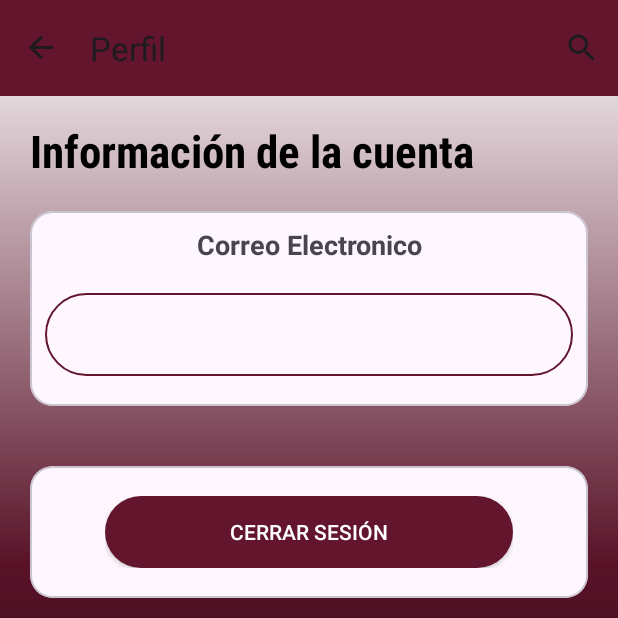
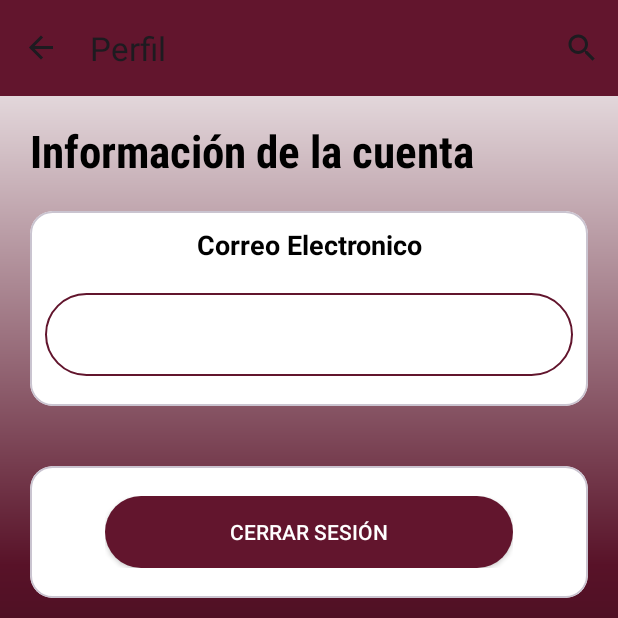
Before and after one commit to JonathanOlivares/Poli-Carrito, an Android app: the CuentaFragment screen opened through its navigation route, on a phone screen of 412 x 824 dp, the top half of it. Run offline under Robolectric (Android 15) with nearby library versions, the phone set to English and light mode, and no system bars; our stand-ins replace Firebase (no records; nobody signed in at launch, a user with empty details on screens opened directly), navigation-ui; 1 statement that could not run was skipped.

Commit message:
Commit 1.2

```diff
--- a/app/src/main/res/layout/activity_login.xml
+++ b/app/src/main/res/layout/activity_login.xml
@@ -73,6 +73,7 @@
                     android:layout_height="match_parent"
                     android:layout_margin="5dp"
                     android:elevation="8dp"
+                    android:backgroundTint="@color/white"
                     app:cardCornerRadius="15dp">
 
                     <RelativeLayout
@@ -184,6 +185,7 @@
                     android:layout_height="match_parent"
                     android:layout_margin="5dp"
                     android:elevation="8dp"
+                    android:backgroundTint="@color/white"
                     app:cardCornerRadius="15dp">
 
                     <RelativeLayout
@@ -207,6 +209,7 @@
                                 android:background="@drawable/ic_buttom_text"
                                 android:paddingLeft="64dp"
                                 android:paddingRight="64dp"
+                                android:backgroundTint="@color/white"
                                 android:text="@string/activity_login_04"
                                 android:textColor="#000000" />
 
--- a/app/src/main/res/layout/activity_productos.xml
+++ b/app/src/main/res/layout/activity_productos.xml
@@ -7,7 +7,7 @@
     android:id="@+id/LinearLayout_Base"
     android:layout_width="match_parent"
     android:layout_height="match_parent"
-    android:background="@drawable/background_gradient2"
+    android:background="@drawable/background_gradient"
     android:orientation="vertical">
 
     <ScrollView
@@ -32,6 +32,7 @@
                     android:layout_height="match_parent"
                     android:layout_margin="20dp"
                     android:elevation="8dp"
+                    android:backgroundTint="@color/white"
                     app:cardCornerRadius="15dp">
 
                     <RelativeLayout
--- a/app/src/main/res/layout/activity_singup.xml
+++ b/app/src/main/res/layout/activity_singup.xml
@@ -95,6 +95,7 @@
                     android:layout_height="match_parent"
                     android:layout_margin="5dp"
                     android:elevation="8dp"
+                    android:backgroundTint="@color/white"
                     app:cardCornerRadius="15dp">
 
                     <RelativeLayout
@@ -226,6 +227,7 @@
                     android:layout_width="match_parent"
                     android:layout_height="match_parent"
                     android:layout_margin="5dp"
+                    android:backgroundTint="@color/white"
                     android:elevation="8dp"
                     app:cardCornerRadius="15dp">
 
--- a/app/src/main/res/layout/fragment_cuenta.xml
+++ b/app/src/main/res/layout/fragment_cuenta.xml
@@ -78,7 +78,8 @@
                     android:layout_height="match_parent"
                     android:layout_margin="20dp"
                     android:elevation="8dp"
-                    app:cardCornerRadius="15dp">
+                    app:cardCornerRadius="15dp"
+                    android:backgroundTint="@color/white">
 
                     <RelativeLayout
                         android:layout_width="match_parent"
@@ -124,6 +125,7 @@
                                     android:layout_width="match_parent"
                                     android:layout_height="wrap_content"
                                     android:text="@string/fra_cuenta_Correo"
+                                    android:textColor="@color/black"
                                     android:textAlignment="center"
                                     android:textSize="18sp"
                                     android:textStyle="bold"
@@ -137,6 +139,7 @@
                                     android:paddingTop="15dp"
                                     android:paddingBottom="15dp"
                                     android:text=""
+                                    android:textColor="@color/black"
                                     android:textAlignment="center"
                                     android:textSize="18sp"
                                     android:textStyle="bold" />
@@ -160,7 +163,8 @@
                     android:layout_height="match_parent"
                     android:layout_margin="20dp"
                     android:elevation="8dp"
-                    app:cardCornerRadius="15dp">
+                    app:cardCornerRadius="15dp"
+                    android:backgroundTint="@color/white">
 
                     <RelativeLayout
                         android:layout_width="match_parent"
--- a/app/src/main/res/layout/productos_item.xml
+++ b/app/src/main/res/layout/productos_item.xml
@@ -5,6 +5,7 @@
     xmlns:app="http://schemas.android.com/apk/res-auto"
     app:cardElevation="8dp"
     app:cardCornerRadius="8dp"
+    android:backgroundTint="@color/white"
     android:layout_margin="16dp">
 
     <LinearLayout
```
